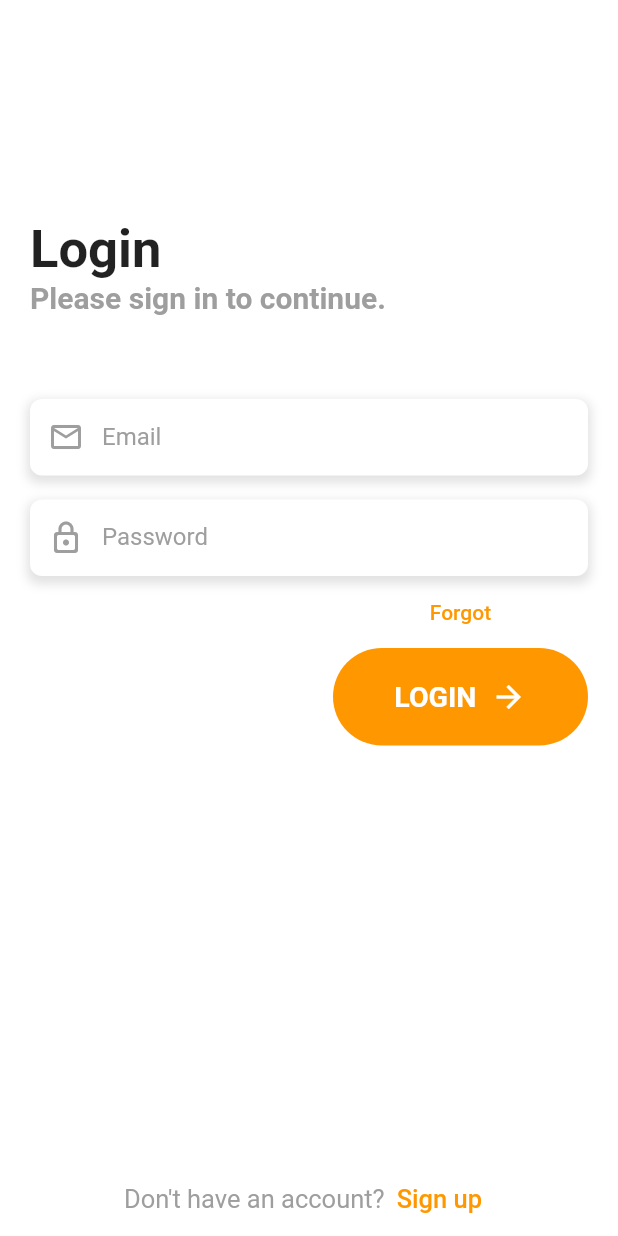
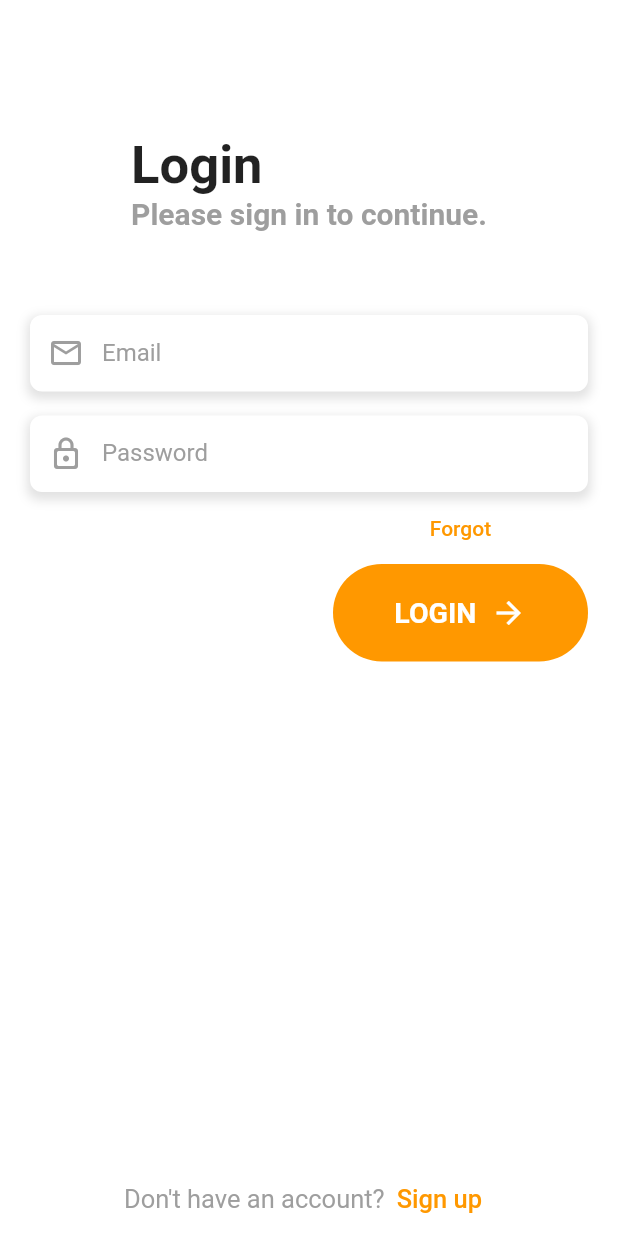
Before and after one commit to Zrazeo/login_screen, a Flutter app: the screen it shows after launch, on a phone screen of 412 x 824 dp. Run offline on Flutter 3.47's test engine with Material 2 defaults, Android fonts, the phone set to English and light mode, and no system bars; our stand-ins replace flutter_bloc.

Commit message:
Last Update v2

```diff
--- /dev/null
+++ b/lib/blocs/login_bloc.dart
@@ -0,0 +1,27 @@
+import 'package:flutter_bloc/flutter_bloc.dart';
+
+class LoginState {
+  final String email;
+  final String password;
+  LoginState(this.email, this.password);
+}
+
+abstract class LoginEvent {}
+
+class EmailChanged extends LoginEvent {
+  final String email;
+  EmailChanged(this.email);
+}
+
+class PasswordChanged extends LoginEvent {
+  final String password;
+  PasswordChanged(this.password);
+}
+
+class LoginBloc extends Bloc<LoginEvent, LoginState> {
+  LoginBloc() : super(LoginState('', ''));
+
+  Stream<LoginState> mapEventToState(LoginEvent event) async* {
+    // ... logika przetwarzania zdarzeń ...
+  }
+}
--- /dev/null
+++ b/lib/blocs/signup_bloc.dart
@@ -0,0 +1,73 @@
+import 'package:flutter_bloc/flutter_bloc.dart';
+
+class SignUpState {
+  final String fullName;
+  final String email;
+  final String password;
+  final String confirmPassword;
+
+  SignUpState({
+    required this.fullName,
+    required this.email,
+    required this.password,
+    required this.confirmPassword,
+  });
+
+  SignUpState copyWith({
+    String? fullName,
+    String? email,
+    String? password,
+    String? confirmPassword,
+  }) {
+    return SignUpState(
+      fullName: fullName ?? this.fullName,
+      email: email ?? this.email,
+      password: password ?? this.password,
+      confirmPassword: confirmPassword ?? this.confirmPassword,
+    );
+  }
+}
+
+abstract class SignUpEvent {}
+
+class FullNameChanged extends SignUpEvent {
+  final String fullName;
+  FullNameChanged(this.fullName);
+}
+
+class SignUpEmailChanged extends SignUpEvent {
+  final String email;
+  SignUpEmailChanged(this.email);
+}
+
+class SignUpPasswordChanged extends SignUpEvent {
+  final String password;
+  SignUpPasswordChanged(this.password);
+}
+
+class SignUpConfirmPasswordChanged extends SignUpEvent {
+  final String confirmPassword;
+  SignUpConfirmPasswordChanged(this.confirmPassword);
+}
+
+class SignUpBloc extends Bloc<SignUpEvent, SignUpState> {
+  SignUpBloc()
+      : super(SignUpState(
+          fullName: '',
+          email: '',
+          password: '',
+          confirmPassword: '',
+        ));
+
+  Stream<SignUpState> mapEventToState(SignUpEvent event) async* {
+    if (event is FullNameChanged) {
+      yield state.copyWith(fullName: event.fullName);
+    } else if (event is SignUpEmailChanged) {
+      yield state.copyWith(email: event.email);
+    } else if (event is SignUpPasswordChanged) {
+      yield state.copyWith(password: event.password);
+    } else if (event is SignUpConfirmPasswordChanged) {
+      yield state.copyWith(confirmPassword: event.confirmPassword);
+    }
+  }
+}
--- a/lib/main.dart
+++ b/lib/main.dart
@@ -1,15 +1,16 @@
 import 'package:flutter/material.dart';
 import 'package:flutter_bloc/flutter_bloc.dart';
-import 'package:login_screen/LoginScreen/login_screen.dart';
+import 'package:login_screen/screens/login_screen.dart';
 
-import 'SignUpScreen/sing_up_screen.dart';
+import 'blocs/login_bloc.dart';
+import 'blocs/signup_bloc.dart';
 
 void main() {
   runApp(const MyApp());
 }
 
 class MyApp extends StatelessWidget {
-  const MyApp({super.key});
+  const MyApp({Key? key}) : super(key: key);
 
   @override
   Widget build(BuildContext context) {
@@ -18,10 +19,9 @@ class MyApp extends StatelessWidget {
         BlocProvider<LoginBloc>(create: (_) => LoginBloc()),
         BlocProvider<SignUpBloc>(create: (_) => SignUpBloc()),
       ],
-      child: const MaterialApp(
+      child: MaterialApp(
         title: 'Your App',
-        home:
-            LoginScreen(),
+        home: LoginScreen(),
       ),
     );
   }
--- /dev/null
+++ b/lib/models/login_event.dart
@@ -0,0 +1,17 @@
+abstract class LoginEvent {}
+
+class EmailChanged extends LoginEvent {
+  final String email;
+  EmailChanged(this.email);
+}
+
+class PasswordChanged extends LoginEvent {
+  final String password;
+  PasswordChanged(this.password);
+}
+
+class LoginButtonPressed extends LoginEvent {
+  final String email;
+  final String password;
+  LoginButtonPressed(this.email, this.password);
+}
--- /dev/null
+++ b/lib/models/login_state.dart
@@ -0,0 +1,16 @@
+class LoginState {
+  final String email;
+  final String password;
+
+  LoginState(this.email, this.password);
+
+  LoginState copyWith({
+    String? email,
+    String? password,
+  }) {
+    return LoginState(
+      email ?? this.email,
+      password ?? this.password,
+    );
+  }
+}
--- /dev/null
+++ b/lib/models/signup_event.dart
@@ -0,0 +1,34 @@
+abstract class SignUpEvent {}
+
+class FullNameChanged extends SignUpEvent {
+  final String fullName;
+  FullNameChanged(this.fullName);
+}
+
+class SignUpEmailChanged extends SignUpEvent {
+  final String email;
+  SignUpEmailChanged(this.email);
+}
+
+class SignUpPasswordChanged extends SignUpEvent {
+  final String password;
+  SignUpPasswordChanged(this.password);
+}
+
+class SignUpConfirmPasswordChanged extends SignUpEvent {
+  final String confirmPassword;
+  SignUpConfirmPasswordChanged(this.confirmPassword);
+}
+
+class SignUpButtonPressed extends SignUpEvent {
+  final String fullName;
+  final String email;
+  final String password;
+  final String confirmPassword;
+  SignUpButtonPressed(
+    this.fullName,
+    this.email,
+    this.password,
+    this.confirmPassword,
+  );
+}
--- /dev/null
+++ b/lib/models/signup_state.dart
@@ -0,0 +1,27 @@
+class SignUpState {
+  final String fullName;
+  final String email;
+  final String password;
+  final String confirmPassword;
+
+  SignUpState({
+    required this.fullName,
+    required this.email,
+    required this.password,
+    required this.confirmPassword,
+  });
+
+  SignUpState copyWith({
+    String? fullName,
+    String? email,
+    String? password,
+    String? confirmPassword,
+  }) {
+    return SignUpState(
+      fullName: fullName ?? this.fullName,
+      email: email ?? this.email,
+      password: password ?? this.password,
+      confirmPassword: confirmPassword ?? this.confirmPassword,
+    );
+  }
+}
--- a/lib/LoginScreen/login_screen.dart
+++ b/lib/screens/login_screen.dart
@@ -1,73 +1,21 @@
 import 'package:flutter/material.dart';
 import 'package:flutter_bloc/flutter_bloc.dart';
-
-import '../SignUpScreen/sing_up_screen.dart';
-import '../custom_textfield.dart';
-import 'forgot_password_dialog.dart';
-
-abstract class LoginEvent {}
-
-class EmailChanged extends LoginEvent {
-  final String email;
-  EmailChanged(this.email);
-}
-
-class PasswordChanged extends LoginEvent {
-  final String password;
-  PasswordChanged(this.password);
-}
-
-class LoginState {
-  final String email;
-  final String password;
-  LoginState(this.email, this.password);
-}
-
-class LoginBloc extends Bloc<LoginEvent, LoginState> {
-  LoginBloc() : super(LoginState('', ''));
-
-  Stream<LoginState> mapEventToState(LoginEvent event) async* {
-    if (event is EmailChanged) {
-      yield LoginState(event.email, state.password);
-    } else if (event is PasswordChanged) {
-      yield LoginState(state.email, event.password);
-    }
-  }
-}
+import '../blocs/login_bloc.dart';
+import '../components/custom_textfield.dart';
+import '../dialogs/forgot_password_dialog.dart';
+import 'signup_screen.dart';
 
 class LoginScreen extends StatelessWidget {
   const LoginScreen({super.key});
 
-  void _showForgotPasswordDialog(BuildContext context) {
-    showDialog(
-      context: context,
-      builder: (BuildContext context) {
-        return const ForgotPasswordDialog();
-      },
-    );
-  }
-
-  void _navigateToSignUpScreen(BuildContext context) {
-    Navigator.of(context).push(
-      MaterialPageRoute(
-        builder: (context) => const SignUpScreen(),
-      ),
-    );
-  }
-
   @override
   Widget build(BuildContext context) {
     return Scaffold(
-      appBar: AppBar(
-        backgroundColor: Colors.white,
-        elevation: 0.0,
-      ),
       body: SingleChildScrollView(
         child: Center(
           child: Padding(
-            padding: const EdgeInsets.all(20),
+            padding: const EdgeInsets.all(20.0),
             child: Column(
-              crossAxisAlignment: CrossAxisAlignment.start,
               children: [
                 const SizedBox(height: 70),
                 Column(
@@ -85,43 +33,34 @@ class LoginScreen extends StatelessWidget {
                       style: TextStyle(
                         fontSize: 20,
                         fontWeight: FontWeight.bold,
-                          color: Colors.grey),
+                        color: Colors.grey,
+                      ),
                     ),
                   ],
                 ),
                 const SizedBox(height: 56),
                 BlocBuilder<LoginBloc, LoginState>(
                   builder: (context, state) {
-                    return InkWell(
-                      onTap: () => {},
-                      splashColor: Colors.grey,
-                      borderRadius: BorderRadius.circular(8),
-                      child: CustomTextField(
+                    return CustomTextField(
                       label: 'Email',
                       controller: TextEditingController(text: state.email),
                       icon: Icons.email_outlined,
                       onChanged: (value) {
                         context.read<LoginBloc>().add(EmailChanged(value));
                       },
-                      ),
                     );
                   },
                 ),
                 const SizedBox(height: 16),
                 BlocBuilder<LoginBloc, LoginState>(
                   builder: (context, state) {
-                    return InkWell(
-                      onTap: () => {},
-                      splashColor: Colors.grey,
-                      borderRadius: BorderRadius.circular(8),
-                      child: CustomTextField(
+                    return CustomTextField(
                       label: 'Password',
                       controller: TextEditingController(text: state.password),
                       icon: Icons.lock_outline_rounded,
                       onChanged: (value) {
                         context.read<LoginBloc>().add(PasswordChanged(value));
                       },
-                      ),
                     );
                   },
                 ),
@@ -169,7 +108,7 @@ class LoginScreen extends StatelessWidget {
                       ),
                     ],
                   ),
-                )
+                ),
               ],
             ),
           ),
@@ -209,3 +148,20 @@ class LoginScreen extends StatelessWidget {
     );
   }
 }
+
+void _showForgotPasswordDialog(BuildContext context) {
+  showDialog(
+    context: context,
+    builder: (BuildContext context) {
+      return const ForgotPasswordDialog();
+    },
+  );
+}
+
+void _navigateToSignUpScreen(BuildContext context) {
+  Navigator.of(context).push(
+    MaterialPageRoute(
+      builder: (context) => const SignUpScreen(),
+    ),
+  );
+}
--- a/lib/SignUpScreen/sing_up_screen.dart
+++ b/lib/screens/signup_screen.dart
@@ -1,99 +1,21 @@
 import 'package:flutter/material.dart';
 import 'package:flutter_bloc/flutter_bloc.dart';
-import '../custom_textfield.dart';
+import 'package:login_screen/screens/login_screen.dart';
 
-abstract class SignUpEvent {}
-
-class FullNameChanged extends SignUpEvent {
-  final String fullName;
-  FullNameChanged(this.fullName);
-}
-
-class SignUpEmailChanged extends SignUpEvent {
-  final String email;
-  SignUpEmailChanged(this.email);
-}
-
-class SignUpPasswordChanged extends SignUpEvent {
-  final String password;
-  SignUpPasswordChanged(this.password);
-}
-
-class SignUpConfirmPasswordChanged extends SignUpEvent {
-  final String confirmPassword;
-  SignUpConfirmPasswordChanged(this.confirmPassword);
-}
-
-class SignUpState {
-  final String fullName;
-  final String email;
-  final String password;
-  final String confirmPassword;
-
-  SignUpState({
-    required this.fullName,
-    required this.email,
-    required this.password,
-    required this.confirmPassword,
-  });
-
-  SignUpState copyWith({
-    String? fullName,
-    String? email,
-    String? password,
-    String? confirmPassword,
-  }) {
-    return SignUpState(
-      fullName: fullName ?? this.fullName,
-      email: email ?? this.email,
-      password: password ?? this.password,
-      confirmPassword: confirmPassword ?? this.confirmPassword,
-    );
-  }
-}
-
-class SignUpBloc extends Bloc<SignUpEvent, SignUpState> {
-  SignUpBloc()
-      : super(SignUpState(
-          fullName: '',
-          email: '',
-          password: '',
-          confirmPassword: '',
-        ));
-
-  Stream<SignUpState> mapEventToState(SignUpEvent event) async* {
-    if (event is FullNameChanged) {
-      yield state.copyWith(fullName: event.fullName);
-    } else if (event is SignUpEmailChanged) {
-      yield state.copyWith(email: event.email);
-    } else if (event is SignUpPasswordChanged) {
-      yield state.copyWith(password: event.password);
-    } else if (event is SignUpConfirmPasswordChanged) {
-      yield state.copyWith(confirmPassword: event.confirmPassword);
-    }
-  }
-}
+import '../blocs/signup_bloc.dart';
+import '../components/custom_textfield.dart';
 
 class SignUpScreen extends StatelessWidget {
-  const SignUpScreen({Key? key});
-
-  void _navigateToLoginScreen(BuildContext context) {
-    Navigator.of(context).pop();
-  }
+  const SignUpScreen({super.key});
 
   @override
   Widget build(BuildContext context) {
     return Scaffold(
-      appBar: AppBar(
-        backgroundColor: Colors.white,
-        elevation: 0.0,
-      ),
       body: SingleChildScrollView(
         child: Center(
           child: Padding(
-            padding: const EdgeInsets.all(20),
+            padding: const EdgeInsets.all(20.0),
             child: Column(
-              crossAxisAlignment: CrossAxisAlignment.start,
               children: [
                 const SizedBox(height: 70),
                 Column(
@@ -249,3 +171,11 @@ class SignUpScreen extends StatelessWidget {
     );
   }
 }
+
+void _navigateToLoginScreen(BuildContext context) {
+  Navigator.of(context).push(
+    MaterialPageRoute(
+      builder: (context) => const LoginScreen(),
+    ),
+  );
+}
```
Also changed, not shown: lib/themes/app_theme.dart (added, +19 -0 lines), lib/components/custom_textfield.dart (renamed from lib/custom_textfield.dart), lib/dialogs/forgot_password_dialog.dart (renamed from lib/LoginScreen/forgot_password_dialog.dart), 1 other file. Lines whose indentation alone changed are shown as unchanged.
